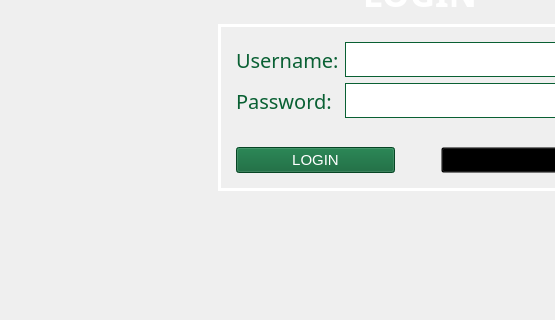
Qt form Screens/login.ui (Bideiro/Ranil_project_py) before a commit; both pictures show x 0 to 555 and y 252 to 572 of the 840 by 664 pixel window.
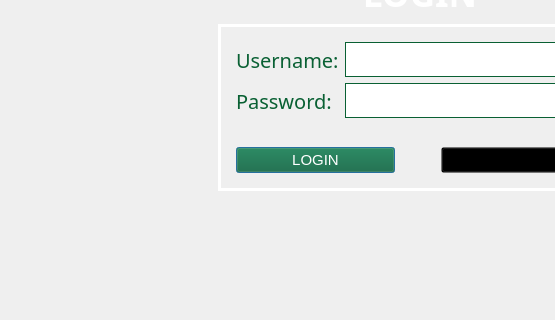
The same form after that commit. Icons and pictures are not drawn.

Commit message: Working login module register module (messy code)

Patch:
```diff
--- a/Screens/login.ui
+++ b/Screens/login.ui
@@ -214,6 +214,12 @@
                <property name="checkable">
                 <bool>false</bool>
                </property>
+               <property name="autoDefault">
+                <bool>true</bool>
+               </property>
+               <property name="default">
+                <bool>true</bool>
+               </property>
               </widget>
              </item>
              <item>
```
The commit also changes 28 other files.
